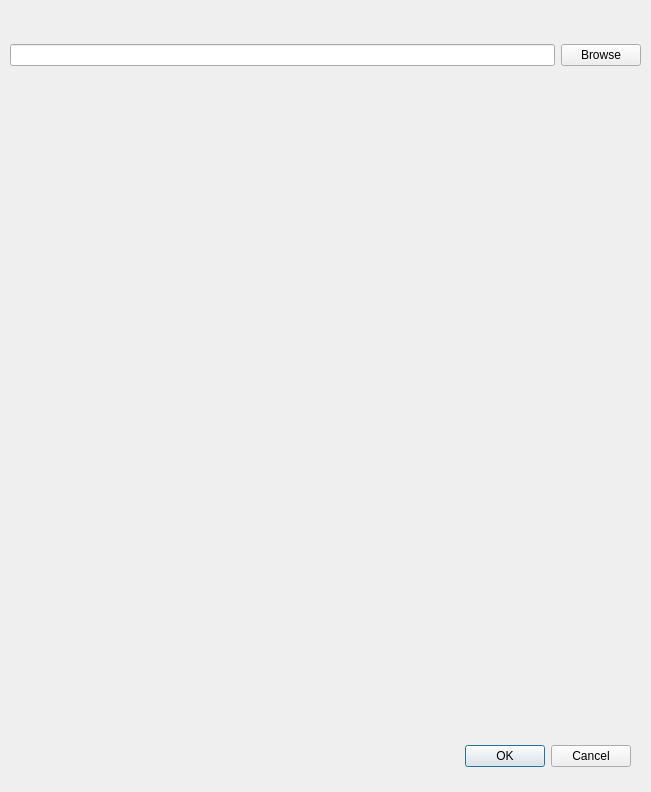
First picture: the form in SpriteExtractorApp/QtUI/Dialogs/NewProjectDialog/newprojectdialog.ui, repository jowie94/SpriteExtractor, before the edit.
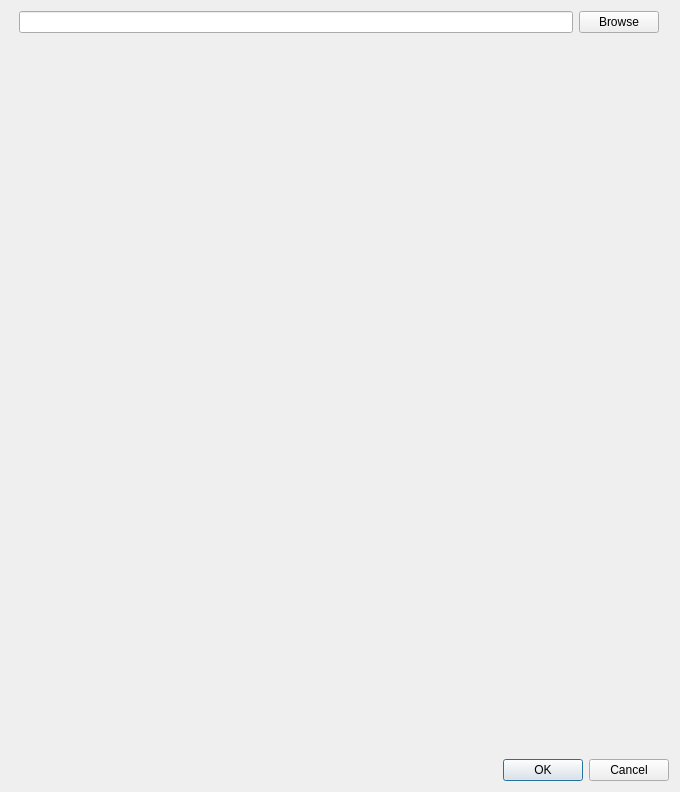
Second picture: the form after the edit. Custom widgets are drawn as their Qt base class.

Commit message: Pick color from image

The edit to the form file:
```diff
--- a/SpriteExtractorApp/QtUI/Dialogs/NewProjectDialog/newprojectdialog.ui
+++ b/SpriteExtractorApp/QtUI/Dialogs/NewProjectDialog/newprojectdialog.ui
@@ -9,57 +9,58 @@
    <rect>
     <x>0</x>
     <y>0</y>
-    <width>651</width>
+    <width>680</width>
     <height>792</height>
    </rect>
   </property>
+  <property name="sizePolicy">
+   <sizepolicy hsizetype="Preferred" vsizetype="Preferred">
+    <horstretch>0</horstretch>
+    <verstretch>0</verstretch>
+   </sizepolicy>
+  </property>
+  <property name="contextMenuPolicy">
+   <enum>Qt::NoContextMenu</enum>
+  </property>
   <property name="windowTitle">
-   <string>Dialog</string>
+   <string>New Project</string>
+  </property>
+  <property name="locale">
+   <locale language="English" country="UnitedStates"/>
+  </property>
+  <property name="sizeGripEnabled">
+   <bool>false</bool>
   </property>
   <property name="modal">
    <bool>true</bool>
   </property>
-  <widget class="QDialogButtonBox" name="buttonBox">
-   <property name="geometry">
-    <rect>
-     <x>290</x>
-     <y>740</y>
-     <width>341</width>
-     <height>32</height>
-    </rect>
-   </property>
-   <property name="orientation">
-    <enum>Qt::Horizontal</enum>
-   </property>
-   <property name="standardButtons">
-    <set>QDialogButtonBox::Cancel|QDialogButtonBox::Ok</set>
-   </property>
-  </widget>
-  <widget class="QWidget" name="horizontalLayoutWidget">
-   <property name="geometry">
-    <rect>
-     <x>0</x>
-     <y>20</y>
-     <width>651</width>
-     <height>71</height>
-    </rect>
-   </property>
-   <layout class="QHBoxLayout" name="horizontalLayout">
+  <layout class="QVBoxLayout" name="verticalLayout" stretch="0,1,0">
     <property name="sizeConstraint">
      <enum>QLayout::SetDefaultConstraint</enum>
     </property>
+   <property name="leftMargin">
+    <number>9</number>
+   </property>
+   <item>
+    <layout class="QHBoxLayout" name="horizontalLayout" stretch="0,0,0,0">
+     <property name="sizeConstraint">
+      <enum>QLayout::SetFixedSize</enum>
+     </property>
+     <property name="bottomMargin">
+      <number>0</number>
+     </property>
     <item>
      <spacer name="horizontalSpacer">
       <property name="orientation">
        <enum>Qt::Horizontal</enum>
       </property>
       <property name="sizeType">
-       <enum>QSizePolicy::Preferred</enum>
+        <enum>QSizePolicy::Fixed</enum>
       </property>
       <property name="sizeHint" stdset="0">
        <size>
         <width>10</width>
-        <height>10</height>
+         <height>1</height>
        </size>
       </property>
      </spacer>
@@ -84,7 +85,7 @@
        <enum>Qt::Horizontal</enum>
       </property>
       <property name="sizeType">
-       <enum>QSizePolicy::Preferred</enum>
+        <enum>QSizePolicy::Fixed</enum>
       </property>
       <property name="sizeHint" stdset="0">
        <size>
@@ -95,17 +96,66 @@
      </spacer>
     </item>
    </layout>
-  </widget>
-  <widget class="QtUI::SpriteViewer" name="SpriteViewer" native="true">
-   <property name="geometry">
-    <rect>
-     <x>330</x>
-     <y>100</y>
-     <width>301</width>
-     <height>581</height>
-    </rect>
-   </property>
-  </widget>
+   </item>
+   <item>
+    <layout class="QHBoxLayout" name="horizontalLayout_4">
+     <property name="spacing">
+      <number>0</number>
+     </property>
+     <item>
+      <layout class="QGridLayout" name="gridLayout_2">
+       <item row="0" column="0">
+        <widget class="QWidget" name="Color" native="true"/>
+       </item>
+       <item row="1" column="0">
+        <spacer name="verticalSpacer">
+         <property name="orientation">
+          <enum>Qt::Vertical</enum>
+         </property>
+         <property name="sizeType">
+          <enum>QSizePolicy::Maximum</enum>
+         </property>
+         <property name="sizeHint" stdset="0">
+          <size>
+           <width>20</width>
+           <height>30</height>
+          </size>
+         </property>
+        </spacer>
+       </item>
+      </layout>
+     </item>
+     <item>
+      <widget class="QtUI::SpriteViewer" name="SpriteViewer" native="true"/>
+     </item>
+    </layout>
+   </item>
+   <item>
+    <widget class="QDialogButtonBox" name="buttonBox">
+     <property name="enabled">
+      <bool>true</bool>
+     </property>
+     <property name="sizePolicy">
+      <sizepolicy hsizetype="Expanding" vsizetype="Fixed">
+       <horstretch>0</horstretch>
+       <verstretch>0</verstretch>
+      </sizepolicy>
+     </property>
+     <property name="minimumSize">
+      <size>
+       <width>0</width>
+       <height>0</height>
+      </size>
+     </property>
+     <property name="orientation">
+      <enum>Qt::Horizontal</enum>
+     </property>
+     <property name="standardButtons">
+      <set>QDialogButtonBox::Cancel|QDialogButtonBox::Ok</set>
+     </property>
+    </widget>
+   </item>
+  </layout>
  </widget>
  <customwidgets>
   <customwidget>
```
Lines whose indentation alone changed are shown as unchanged. The commit also changes 5 other files.
